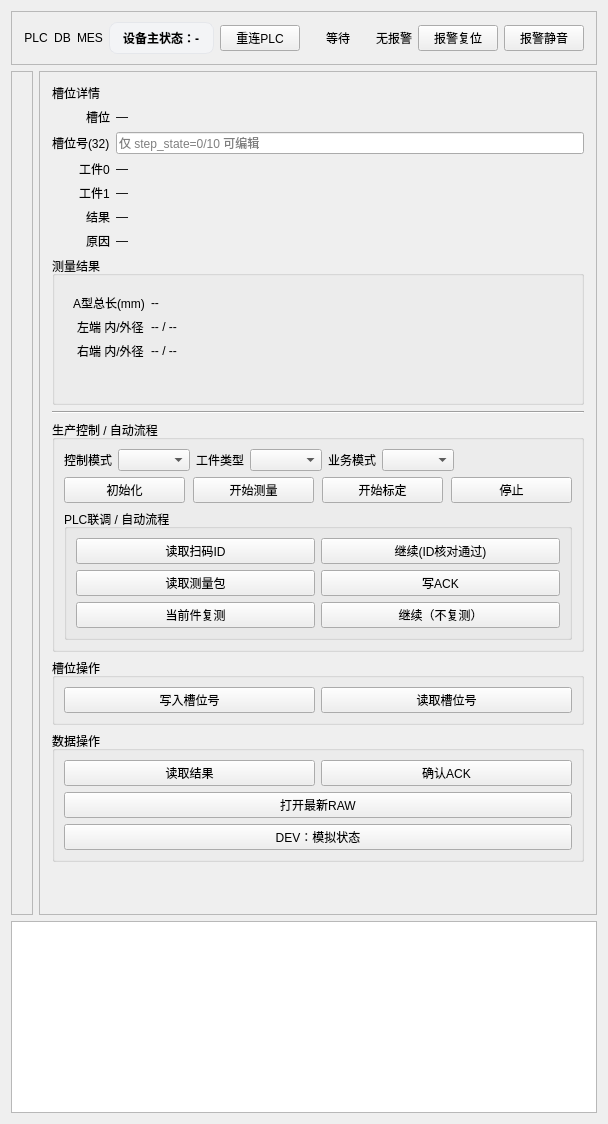
The window that apps/hmi_qt/production_widget.ui (xiaoan537/hmi_measure_mysql) describes before a commit, drawn with Qt 5.
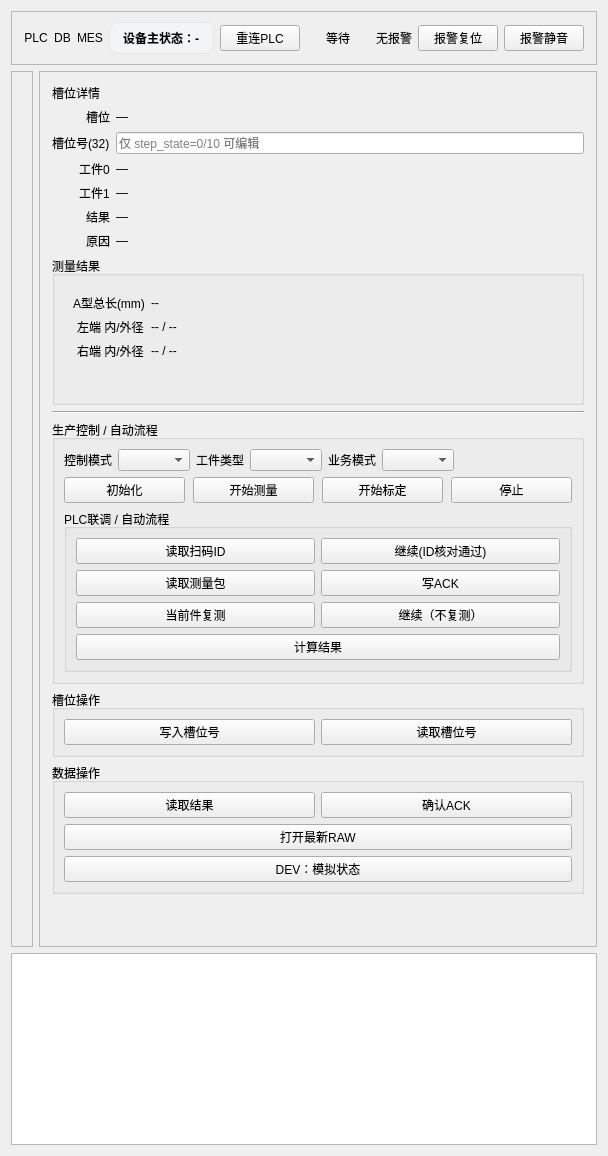
The same window after the commit.

Commit message: 添加算法，手动点击计算结果

What changed in the file:
```diff
--- a/apps/hmi_qt/production_widget.ui
+++ b/apps/hmi_qt/production_widget.ui
@@ -644,6 +644,16 @@
                 </property>
                </widget>
               </item>
+              <item row="3" column="0" colspan="2">
+               <widget class="QPushButton" name="btnComputeResult">
+                <property name="text">
+                 <string>计算结果</string>
+                </property>
+                <property name="minimumHeight">
+                 <number>34</number>
+                </property>
+               </widget>
+              </item>
              </layout>
             </widget>
            </item>
```
The commit also changes 8 other files.
